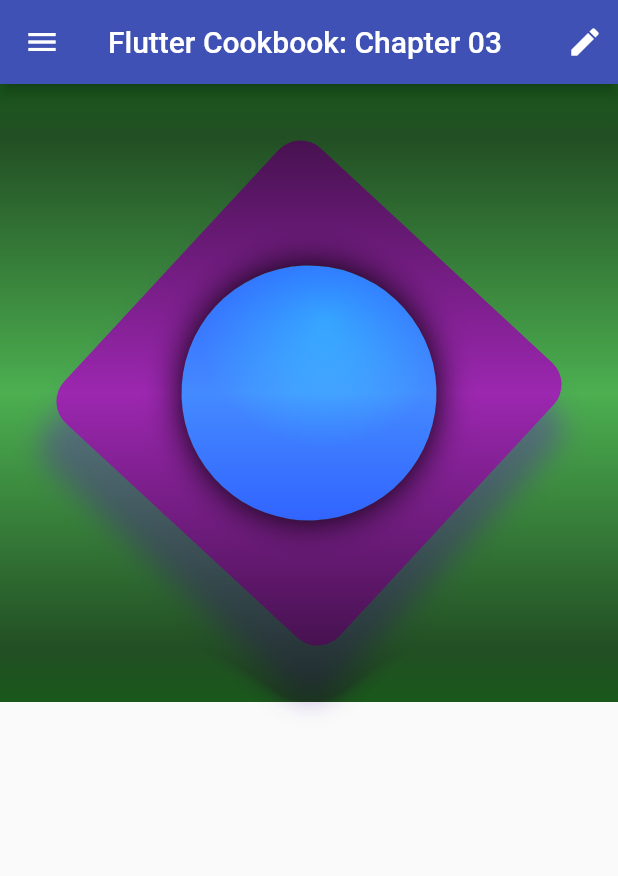
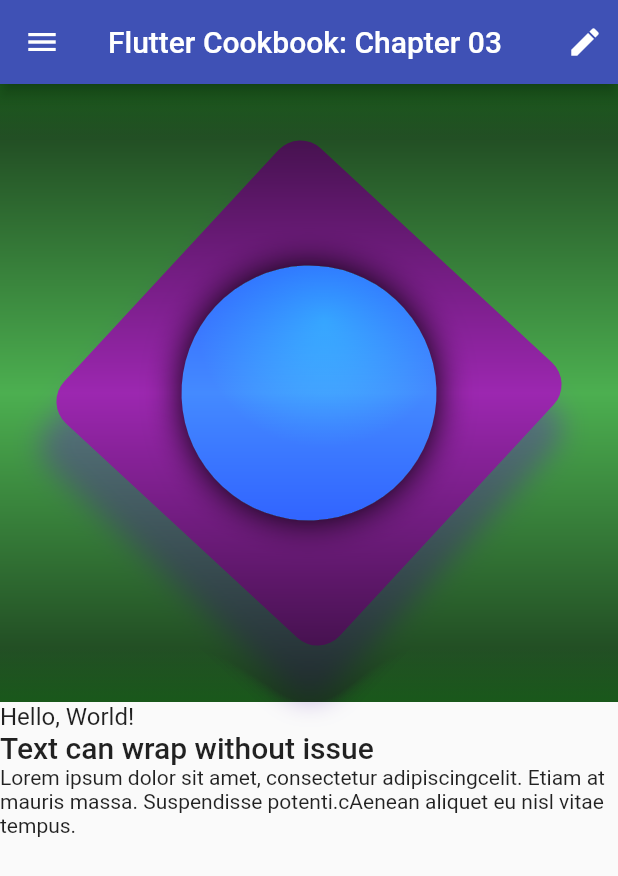
Before and after one commit to maxgdev/packt_cookbook, a Flutter app: the screen it shows after launch, on a phone screen of 412 x 824 dp. Shown: the top 876 px of the screen. Run offline on Flutter 3.47's test engine with Material 2 defaults, Android fonts, the phone set to English and light mode, and no system bars.

Commit message:
Added Text widgets and styling to TextLayout

```diff
--- a/lib/Chapter03/TextLayout.dart
+++ b/lib/Chapter03/TextLayout.dart
@@ -3,6 +3,21 @@ import 'package:flutter/material.dart';
 class TextLayout extends StatelessWidget {
   @override
   Widget build(BuildContext context) {
-    return Container();
+    return Column(
+      crossAxisAlignment: CrossAxisAlignment.start,
+      children: <Widget>[
+        Text(
+          'Hello, World!',
+          style: TextStyle(fontSize: 16),
+        ),
+        Text(
+          'Text can wrap without issue',
+          style: Theme.of(context).textTheme.headline6,
+        ),
+
+        Text(
+            'Lorem ipsum dolor sit amet, consectetur adipiscingcelit. Etiam at mauris massa. Suspendisse potenti.cAenean aliquet eu nisl vitae tempus.'),
+      ],
+    );
   }
 }
```
